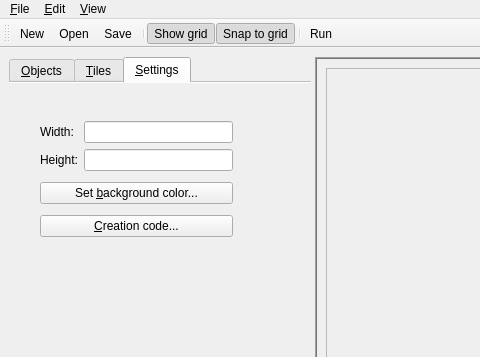
Qt form designer/editor.ui (dlon/game1editor) before a commit; both pictures show x 0 to 480 and y 0 to 357 of the 978 by 730 pixel window.
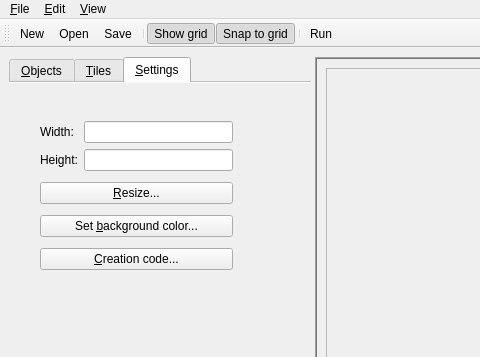
The same form after that commit. The open tabs and pages were chosen to show the change. Icons and pictures are not drawn. Custom widgets are drawn as their Qt base class.

Commit message: resize dialog (unfinished)

The edit to the form file:
```diff
--- a/designer/editor.ui
+++ b/designer/editor.ui
@@ -357,7 +357,7 @@
            <x>31</x>
            <y>33</y>
            <width>193</width>
-           <height>127</height>
+           <height>162</height>
           </rect>
          </property>
          <layout class="QVBoxLayout" name="verticalLayout_5">
@@ -393,6 +393,13 @@
             </item>
            </layout>
           </item>
+          <item>
+           <widget class="QPushButton" name="buttonResize">
+            <property name="text">
+             <string>&amp;Resize...</string>
+            </property>
+           </widget>
+          </item>
           <item>
            <widget class="QPushButton" name="buttonBackgroundColor">
             <property name="text">
```
The commit also changes 4 other files.
